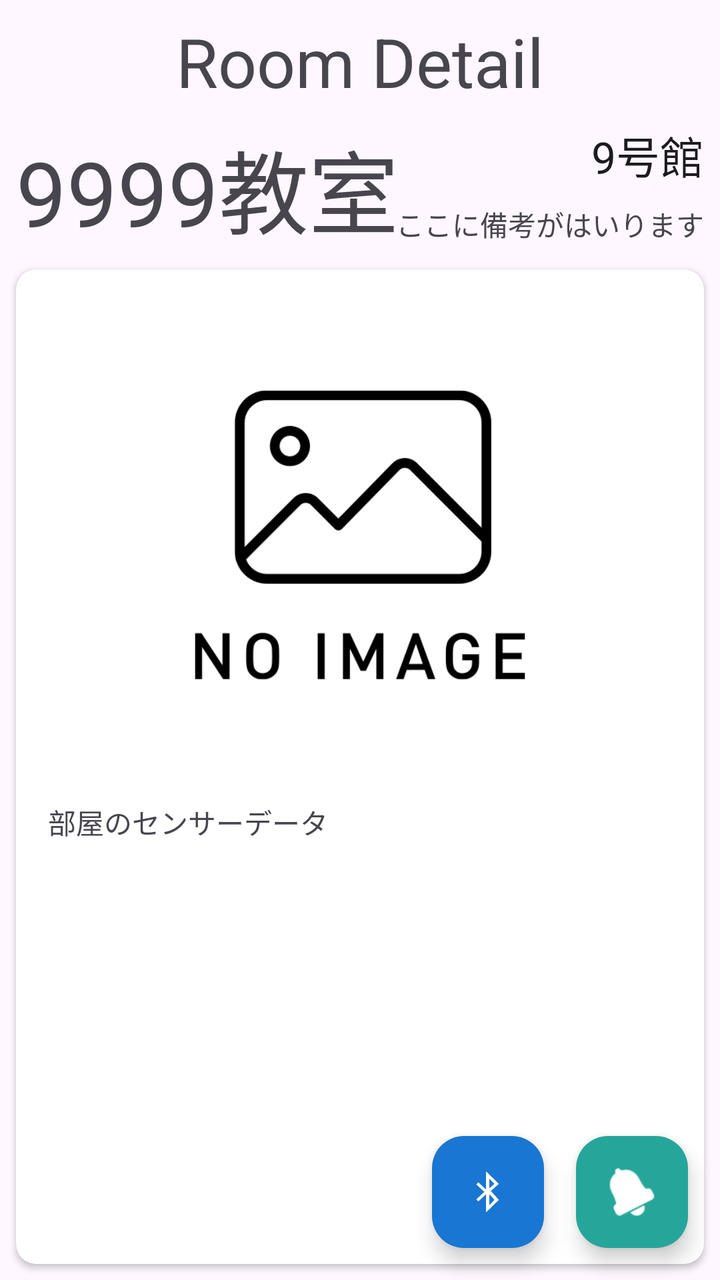
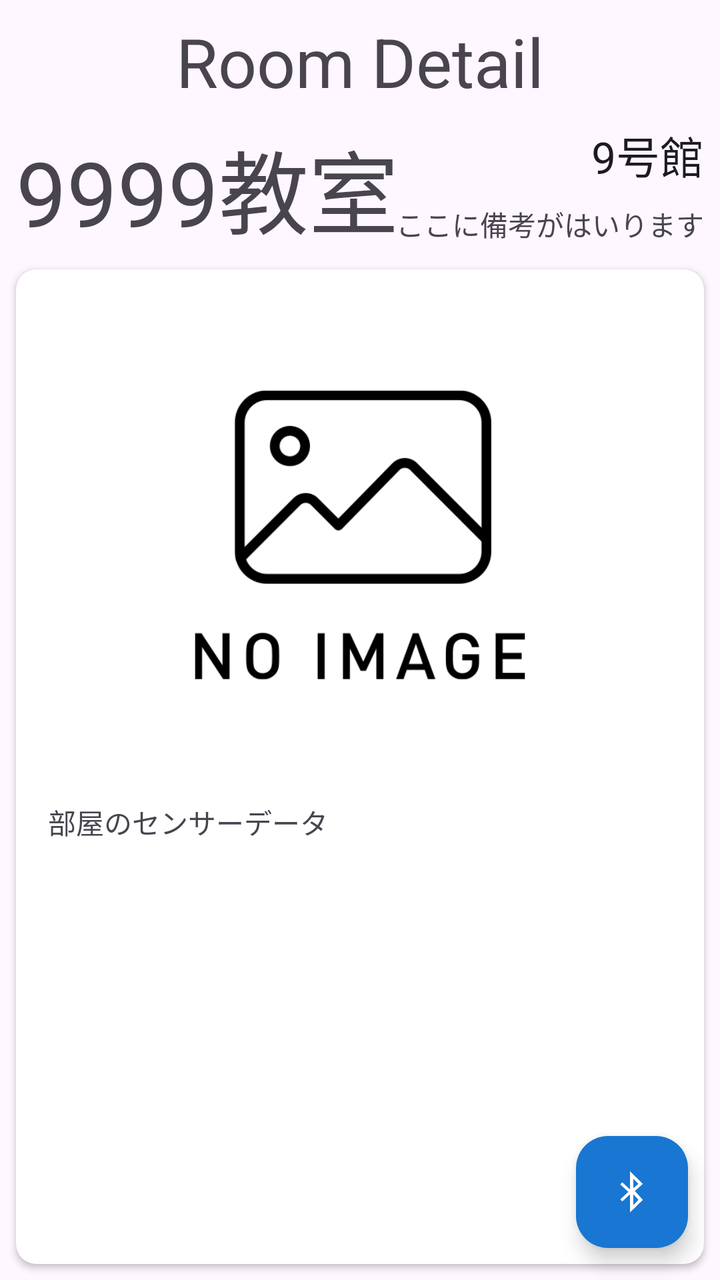

Two renders of the same Android screen: before a commit and after it. Below are the layout's source before the change and the commit's diff.
<!-- AndroidManifest.xml: application theme Theme.RoomMonitor -->
<!-- res/layout/activity_room_detail.xml -->
<?xml version="1.0" encoding="utf-8"?>
<androidx.constraintlayout.widget.ConstraintLayout xmlns:android="http://schemas.android.com/apk/res/android"
    xmlns:app="http://schemas.android.com/apk/res-auto"
    xmlns:tools="http://schemas.android.com/tools"
    android:id="@+id/main"
    android:layout_width="match_parent"
    android:layout_height="match_parent"
    tools:context=".RoomDetailActivity">

    <TextView
        android:id="@+id/roomDetailTitle"
        android:layout_width="wrap_content"
        android:layout_height="wrap_content"
        android:layout_marginStart="8dp"
        android:layout_marginTop="8dp"
        android:layout_marginEnd="8dp"
        android:text="Room Detail"
        android:textAppearance="@style/TextAppearance.AppCompat.Display1"
        app:layout_constraintEnd_toEndOf="parent"
        app:layout_constraintStart_toStartOf="parent"
        app:layout_constraintTop_toTopOf="parent" />

    <TextView
        android:id="@+id/roomNameDetailText"
        android:layout_width="wrap_content"
        android:layout_height="wrap_content"
        android:layout_marginStart="8dp"
        android:layout_marginTop="8dp"
        android:text="9999教室"
        android:textAppearance="@style/TextAppearance.AppCompat.Display2"
        app:layout_constraintStart_toStartOf="parent"
        app:layout_constraintTop_toBottomOf="@+id/roomDetailTitle" />

    <TextView
        android:id="@+id/buildingDetailText"
        android:layout_width="wrap_content"
        android:layout_height="wrap_content"
        android:layout_marginEnd="8dp"
        android:text="9号館"
        android:textAppearance="@style/TextAppearance.AppCompat.Large"
        app:layout_constraintEnd_toEndOf="parent"
        app:layout_constraintTop_toTopOf="@+id/roomNameDetailText" />

    <TextView
        android:id="@+id/remarksDetailText"
        android:layout_width="wrap_content"
        android:layout_height="wrap_content"
        android:layout_marginTop="8dp"
        android:layout_marginEnd="8dp"
        android:text="ここに備考がはいります"
        app:layout_constraintEnd_toEndOf="parent"
        app:layout_constraintTop_toBottomOf="@+id/buildingDetailText" />

    <androidx.cardview.widget.CardView
        android:id="@+id/roomDetailCardView"
        android:layout_width="0dp"
        android:layout_height="0dp"
        android:layout_marginStart="8dp"
        android:layout_marginTop="8dp"
        android:layout_marginEnd="8dp"
        android:layout_marginBottom="8dp"
        app:cardCornerRadius="10dp"
        app:layout_constraintBottom_toBottomOf="parent"
        app:layout_constraintEnd_toEndOf="parent"
        app:layout_constraintStart_toStartOf="parent"
        app:layout_constraintTop_toBottomOf="@+id/roomNameDetailText">

        <androidx.constraintlayout.widget.ConstraintLayout
            android:layout_width="match_parent"
            android:layout_height="match_parent">

            <ImageView
                android:id="@+id/roomDetailImageView"
                android:layout_width="250dp"
                android:layout_height="250dp"
                android:layout_marginStart="8dp"
                android:layout_marginTop="8dp"
                android:layout_marginEnd="8dp"
                app:layout_constraintEnd_toEndOf="parent"
                app:layout_constraintStart_toStartOf="parent"
                app:layout_constraintTop_toTopOf="parent"
                app:srcCompat="@drawable/noimage" />

            <TextView
                android:id="@+id/roomChartLabel"
                android:layout_width="wrap_content"
                android:layout_height="wrap_content"
                android:layout_marginStart="16dp"
                android:layout_marginTop="8dp"
                android:text="部屋のセンサーデータ"
                app:layout_constraintStart_toStartOf="parent"
                app:layout_constraintTop_toBottomOf="@+id/roomDetailImageView" />

            <View
                android:id="@+id/roomChartView"
                android:layout_width="0dp"
                android:layout_height="0dp"
                android:layout_marginStart="16dp"
                android:layout_marginEnd="16dp"
                android:layout_marginBottom="16dp"
                app:layout_constraintBottom_toBottomOf="parent"
                app:layout_constraintEnd_toEndOf="parent"
                app:layout_constraintStart_toStartOf="parent"
                app:layout_constraintTop_toBottomOf="@+id/roomChartLabel" />

        </androidx.constraintlayout.widget.ConstraintLayout>
    </androidx.cardview.widget.CardView>

    <com.google.android.material.floatingactionbutton.FloatingActionButton
        android:id="@+id/bluetoothFab"
        android:layout_width="wrap_content"
        android:layout_height="wrap_content"
        android:layout_marginEnd="16dp"
        android:clickable="true"
        android:contentDescription="Bluetooth接続"
        app:backgroundTint="@color/primary"
        app:layout_constraintBottom_toBottomOf="@+id/notificationFab"
        app:layout_constraintEnd_toStartOf="@+id/notificationFab"
        app:srcCompat="@android:drawable/stat_sys_data_bluetooth"
        app:tint="@color/on_primary" />

    <com.google.android.material.floatingactionbutton.FloatingActionButton
        android:id="@+id/notificationFab"
        android:layout_width="wrap_content"
        android:layout_height="wrap_content"
        android:layout_marginEnd="16dp"
        android:layout_marginBottom="16dp"
        android:clickable="true"
        android:contentDescription="通知設定"
        app:backgroundTint="@color/secondary"
        app:layout_constraintBottom_toBottomOf="parent"
        app:layout_constraintEnd_toEndOf="parent"
        app:srcCompat="@android:drawable/ic_popup_reminder"
        app:tint="@color/on_secondary" />
</androidx.constraintlayout.widget.ConstraintLayout>
<!-- resources referenced by this layout -->
<resources>
  <color name="on_primary">#FFFFFF</color>
  <color name="on_secondary">#FFFFFF</color>
  <color name="primary">#1976D2</color>
  <color name="secondary">#26A69A</color>
  <!-- drawable noimage: png bitmap (drawable, 18702 bytes) -->
  <style name="Theme.RoomMonitor" parent="Base.Theme.RoomMonitor" />
  <style name="Base.Theme.RoomMonitor" parent="Theme.Material3.DayNight">
          
          
          <item name="colorPrimary">@color/primary</item>
          <item name="colorOnPrimary">@color/on_primary</item>
  
          <item name="colorSecondary">@color/secondary</item>
          <item name="colorOnSecondary">@color/on_secondary</item>
  
          <item name="colorTertiary">@color/tertiary</item>
          <item name="colorOnTertiary">@color/on_tertiary</item>
  
          <item name="colorSurface">@color/surface</item>
          <item name="colorOnSurface">@color/on_surface</item>
  
          <item name="colorSurfaceVariant">@color/surface_variant</item>
          <item name="colorOnSurfaceVariant">@color/on_surface_variant</item>
  
          <item name="colorError">@color/error</item>
          <item name="colorOnError">@color/on_error</item>
      </style>
  <color name="tertiary">#F57C00</color>
  <color name="on_tertiary">#FFFFFF</color>
  <color name="surface">#F8F9FA</color>
  <color name="on_surface">#1A1A1A</color>
  <color name="surface_variant">#E3F2FD</color>
  <color name="on_surface_variant">#424242</color>
  <color name="error">#D32F2F</color>
  <color name="on_error">#FFFFFF</color>
</resources>

<!-- the commit's change to res/layout/activity_room_detail.xml (unified diff, before → after) -->
@@ -111,25 +111,13 @@
         android:layout_width="wrap_content"
         android:layout_height="wrap_content"
         android:layout_marginEnd="16dp"
+        android:layout_marginBottom="16dp"
         android:clickable="true"
         android:contentDescription="Bluetooth接続"
         app:backgroundTint="@color/primary"
-        app:layout_constraintBottom_toBottomOf="@+id/notificationFab"
-        app:layout_constraintEnd_toStartOf="@+id/notificationFab"
+        app:layout_constraintBottom_toBottomOf="parent"
+        app:layout_constraintEnd_toEndOf="parent"
         app:srcCompat="@android:drawable/stat_sys_data_bluetooth"
         app:tint="@color/on_primary" />
 
-    <com.google.android.material.floatingactionbutton.FloatingActionButton
-        android:id="@+id/notificationFab"
-        android:layout_width="wrap_content"
-        android:layout_height="wrap_content"
-        android:layout_marginEnd="16dp"
-        android:layout_marginBottom="16dp"
-        android:clickable="true"
-        android:contentDescription="通知設定"
-        app:backgroundTint="@color/secondary"
-        app:layout_constraintBottom_toBottomOf="parent"
-        app:layout_constraintEnd_toEndOf="parent"
-        app:srcCompat="@android:drawable/ic_popup_reminder"
-        app:tint="@color/on_secondary" />
 </androidx.constraintlayout.widget.ConstraintLayout>
<!-- resource entries referenced after the edit -->
@@ -1,9 +1,7 @@
 <!-- resources referenced by this layout -->
 <resources>
   <color name="on_primary">#FFFFFF</color>
-  <color name="on_secondary">#FFFFFF</color>
   <color name="primary">#1976D2</color>
-  <color name="secondary">#26A69A</color>
   <!-- drawable noimage: png bitmap (drawable, 18702 bytes) -->
   <style name="Theme.RoomMonitor" parent="Base.Theme.RoomMonitor" />
   <style name="Base.Theme.RoomMonitor" parent="Theme.Material3.DayNight">
@@ -27,6 +25,8 @@
           <item name="colorError">@color/error</item>
           <item name="colorOnError">@color/on_error</item>
       </style>
+  <color name="secondary">#26A69A</color>
+  <color name="on_secondary">#FFFFFF</color>
   <color name="tertiary">#F57C00</color>
   <color name="on_tertiary">#FFFFFF</color>
   <color name="surface">#F8F9FA</color>
